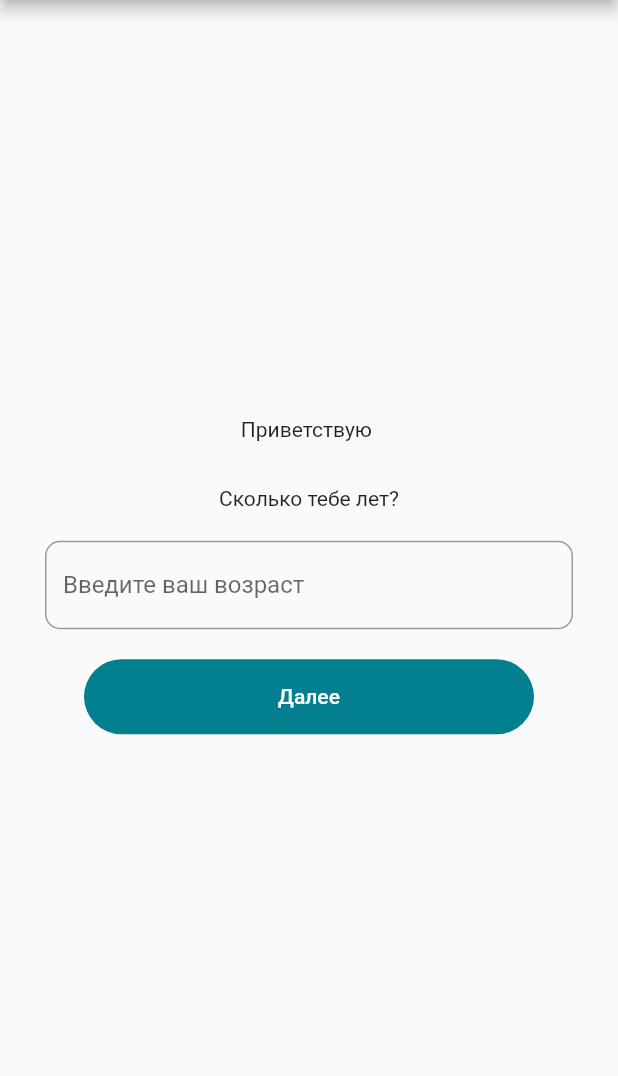
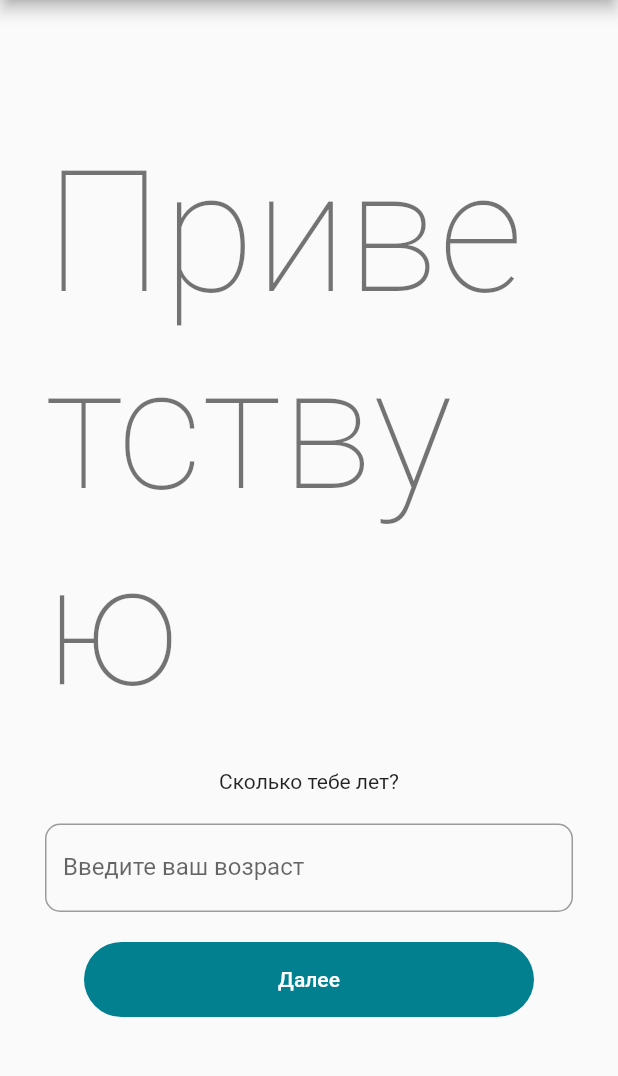
Before and after one commit to n1kktar/teenconnect, a Flutter app: the screen it shows after launch, after a tap on "Далее", on a phone screen of 412 x 824 dp, the part 84-1160 px from its top. Run offline on Flutter 3.47's test engine with Material 2 defaults, Android fonts, the light colour scheme and no system bars.

```diff
--- a/lib/pages/register/register_age.dart
+++ b/lib/pages/register/register_age.dart
@@ -18,7 +18,10 @@ class RegisterAge extends StatelessWidget {
           child: Column(
             mainAxisSize: MainAxisSize.min,
             children: [
-              Text('Приветствую $name'),
+              Text(
+                'Приветствую $name',
+                style: Theme.of(context).textTheme.displayLarge,
+              ),
               const SizedBox(height: 30),
               const Text('Сколько тебе лет?'),
               const SizedBox(height: 20),
```
